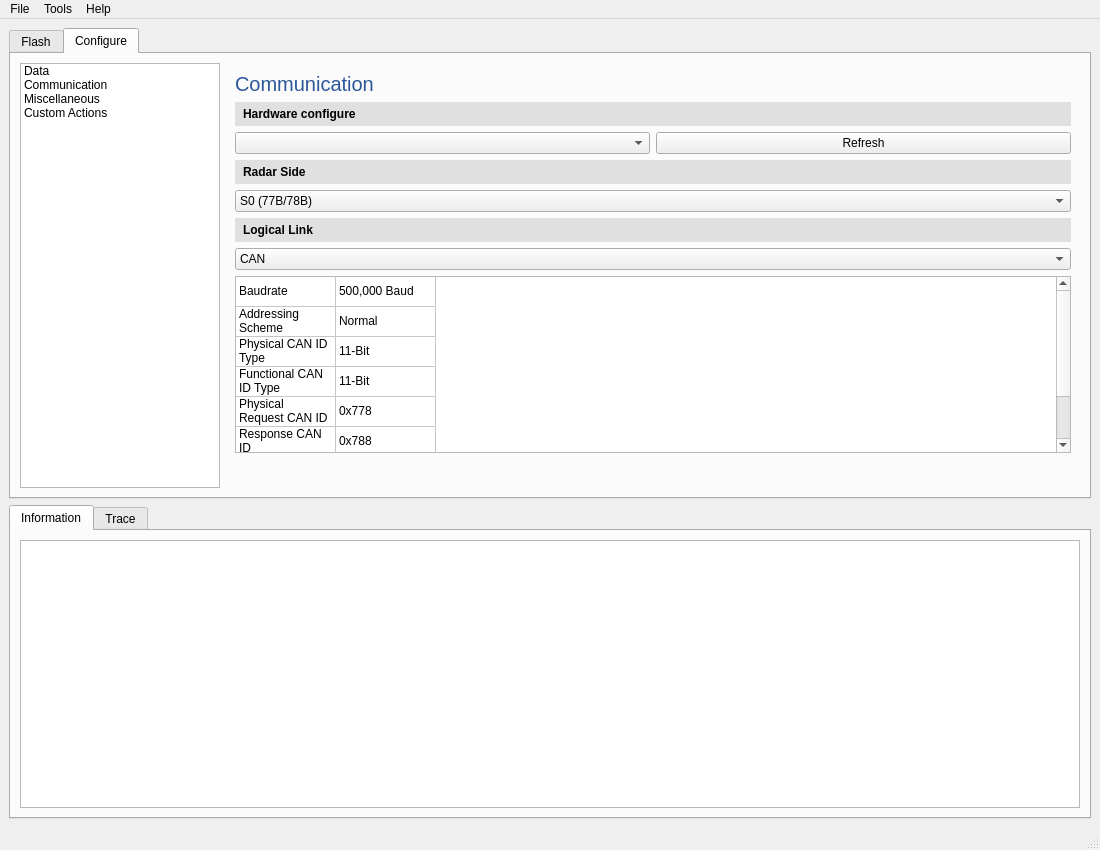
phuctm012/ECU-Flashing-Tool, file gui/main_window.ui: the form before one commit.
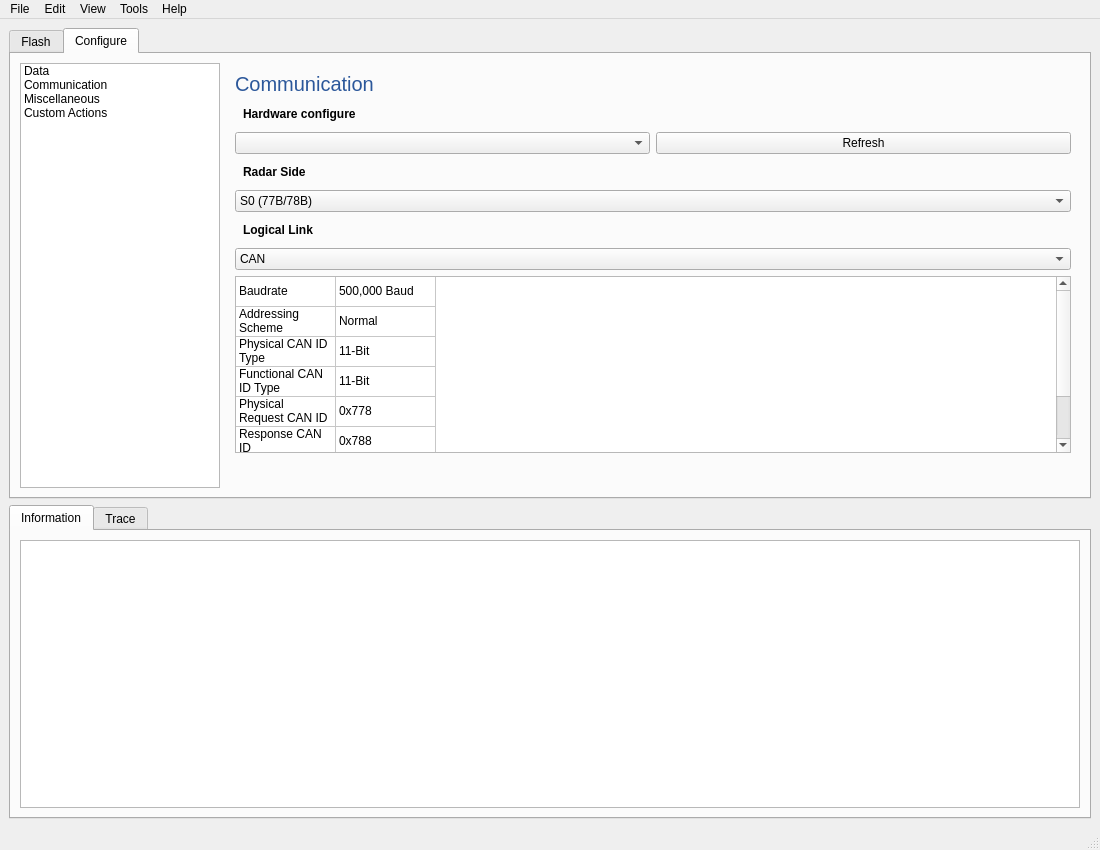
The form after the commit. The open tabs and pages were chosen to show the change.

Commit message: Add app-wide theme with Dark Mode, GUI polish, and menu bar extensions

Patch:
```diff
--- a/gui/main_window.ui
+++ b/gui/main_window.ui
@@ -340,7 +340,7 @@
              <item>
               <widget class="QLabel" name="labelHardware">
                <property name="styleSheet">
-                <string notr="true">background-color: #E0E0E0; padding: 5px; font-weight: bold;</string>
+                <string notr="true">padding: 5px; font-weight: bold;</string>
                </property>
                <property name="text">
                 <string>Hardware configure</string>
@@ -364,7 +364,7 @@
              <item>
               <widget class="QLabel" name="labelRadarSide">
                <property name="styleSheet">
-                <string notr="true">background-color: #E0E0E0; padding: 5px; font-weight: bold;</string>
+                <string notr="true">padding: 5px; font-weight: bold;</string>
                </property>
                <property name="text">
                 <string>Radar Side</string>
@@ -388,7 +388,7 @@
              <item>
               <widget class="QLabel" name="labelLogicalLink">
                <property name="styleSheet">
-                <string notr="true">background-color: #E0E0E0; padding: 5px; font-weight: bold;</string>
+                <string notr="true">padding: 5px; font-weight: bold;</string>
                </property>
                <property name="text">
                 <string>Logical Link</string>
@@ -792,6 +792,19 @@
     <addaction name="separator"/>
     <addaction name="actionExit"/>
    </widget>
+   <widget class="QMenu" name="menuEdit">
+    <property name="title">
+     <string>Edit</string>
+    </property>
+    <addaction name="actionClearInformationLog"/>
+    <addaction name="actionClearTrace"/>
+   </widget>
+   <widget class="QMenu" name="menuView">
+    <property name="title">
+     <string>View</string>
+    </property>
+    <addaction name="actionDarkMode"/>
+   </widget>
    <widget class="QMenu" name="menuTools">
     <property name="title">
      <string>Tools</string>
@@ -807,6 +820,8 @@
     <addaction name="actionOpenGuideline"/>
    </widget>
    <addaction name="menuFile"/>
+   <addaction name="menuEdit"/>
+   <addaction name="menuView"/>
    <addaction name="menuTools"/>
    <addaction name="menuHelp"/>
   </widget>
```
Left out of the diff: 63 changed lines with no effect on the pictures. The commit also changes 19 other files.
